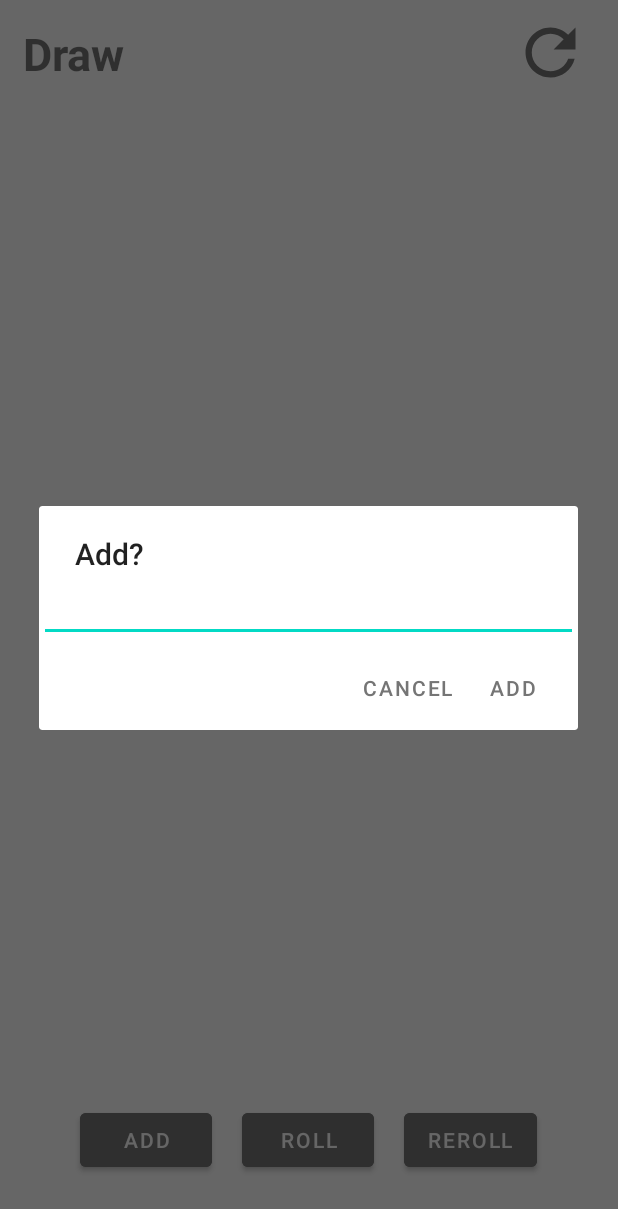
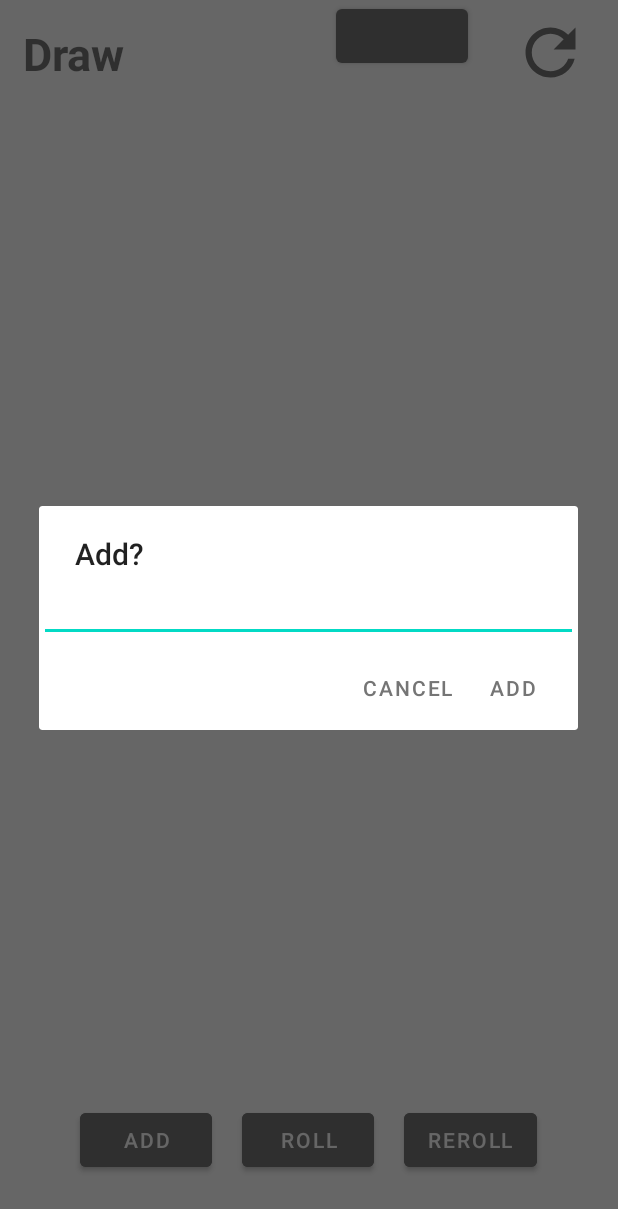
Before and after one commit to dewpe000/madcamp-Project-1, an Android app: the DrawActivity screen opened directly, with no data from a screen before it, after a tap on "ADD", on a phone screen of 412 x 824 dp. Shown: the top 1209 px of the screen. Run offline under Robolectric (Android 15) with nearby library versions, the phone set to English and light mode, and no system bars.

Commit message:
draw add from contact

```diff
--- a/app/src/main/res/layout/activity_draw.xml
+++ b/app/src/main/res/layout/activity_draw.xml
@@ -21,6 +21,14 @@
             android:text="Draw"
             android:textSize="30dp"
             android:textStyle="bold" />
+
+        <Button
+            android:id="@+id/contact_btn"
+            android:layout_width="wrap_content"
+            android:layout_height="wrap_content"
+            android:layout_alignParentRight="true"
+            android:layout_marginEnd="100dp" />
+
 
         <Button
             android:id="@+id/restart_btn"
```
Also changed, not shown: app/src/main/java/com/example/project1/Tab3/Draw/DrawActivity.java (+41 -0 lines), app/src/main/res/layout/tab3.xml (+4 -4 lines).
